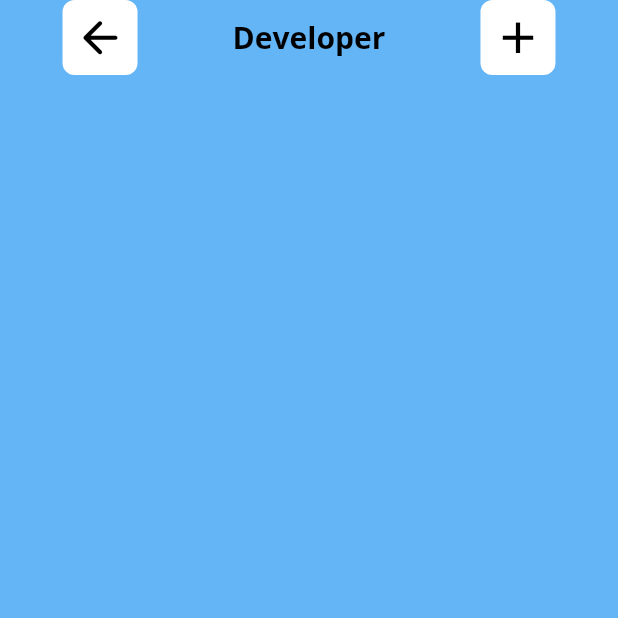
After one commit to julicam10/ManagementUI, a Flutter app: the screen it shows after launch, after a tap on "Angel Duarte", on a phone screen of 412 x 824 dp, the top half of it. The commit adds this screen. Run offline on Flutter 3.47's test engine with Material 2 defaults, Android fonts, the phone set to English and light mode, and no system bars; our stand-ins replace google_fonts.

Commit message:
Se inicio con la interfaz de la información del trabajador

```diff
--- /dev/null
+++ b/lib/pages/info_page.dart
@@ -0,0 +1,82 @@
+import 'package:flutter/material.dart';
+import 'package:managment_app_ui/models/categories_info.dart';
+import 'package:managment_app_ui/models/worker_info.dart';
+import 'package:google_fonts/google_fonts.dart';
+
+class WorkerInfoDetails extends StatefulWidget {
+  WorkerInfoDetails({
+    Key? key,
+    required this.workers,
+    required this.categories,
+  }) : super(key: key);
+  final WorkerDetails workers;
+  final CategoryDetails categories;
+  @override
+  State<WorkerInfoDetails> createState() => _WorkerInfoDetailsState();
+}
+
+class _WorkerInfoDetailsState extends State<WorkerInfoDetails> {
+  @override
+  Widget build(BuildContext context) {
+    return Scaffold(
+      backgroundColor: widget.categories.color,
+      body: SafeArea(
+        child: Padding(
+          padding: const EdgeInsets.symmetric(horizontal: 10.0),
+          child: Column(
+            children: [
+              RowWorkerInfo(context),
+            ],
+          ),
+        ),
+      ),
+    );
+  }
+
+  Row RowWorkerInfo(BuildContext context) {
+    return Row(
+      mainAxisAlignment: MainAxisAlignment.spaceAround,
+      children: [
+        GestureDetector(
+          onTap: () => Navigator.pop(context),
+          child: Container(
+            height: 50.0,
+            width: 50.0,
+            decoration: BoxDecoration(
+              borderRadius: BorderRadius.circular(8.0),
+              color: Colors.white,
+            ),
+            child: const Icon(
+              Icons.arrow_back_rounded,
+              color: Colors.black,
+              size: 35.0,
+            ),
+          ),
+        ),
+        Text(
+          widget.categories.nameCategory,
+          style: GoogleFonts.openSans(
+            textStyle: const TextStyle(
+              fontSize: 20,
+              color: Colors.black,
+              fontWeight: FontWeight.bold,
+            ),
+          ),
+        ),
+        Container(
+          height: 50.0,
+          width: 50.0,
+          decoration: BoxDecoration(
+            borderRadius: BorderRadius.circular(8.0),
+            color: Colors.white,
+          ),
+          child: const Icon(
+            Icons.add,
+            color: Colors.black,
+            size: 35.0,
+          ),
+        ),
+      ],
+    );
+  }
+}
--- a/lib/widgets/workers_widget.dart
+++ b/lib/widgets/workers_widget.dart
@@ -4,6 +4,7 @@ import 'package:managment_app_ui/models/categories_list.dart';
 import 'package:google_fonts/google_fonts.dart';
 import 'package:managment_app_ui/models/worker_info.dart';
 import 'package:managment_app_ui/models/workers_list.dart';
+import 'package:managment_app_ui/pages/info_page.dart';
 
 ListView WorkersWidgets() {
   return ListView.builder(
@@ -49,6 +50,15 @@ ListView WorkersWidgets() {
                 Icons.edit_note_rounded,
                 size: 35.0,
               ),
+              onTap: () => Navigator.push(
+                context,
+                MaterialPageRoute(
+                  builder: (context) => WorkerInfoDetails(
+                    workers: workers,
+                    categories: categories,
+                  ),
+                ),
+              ),
             ),
           ),
         ),
```
